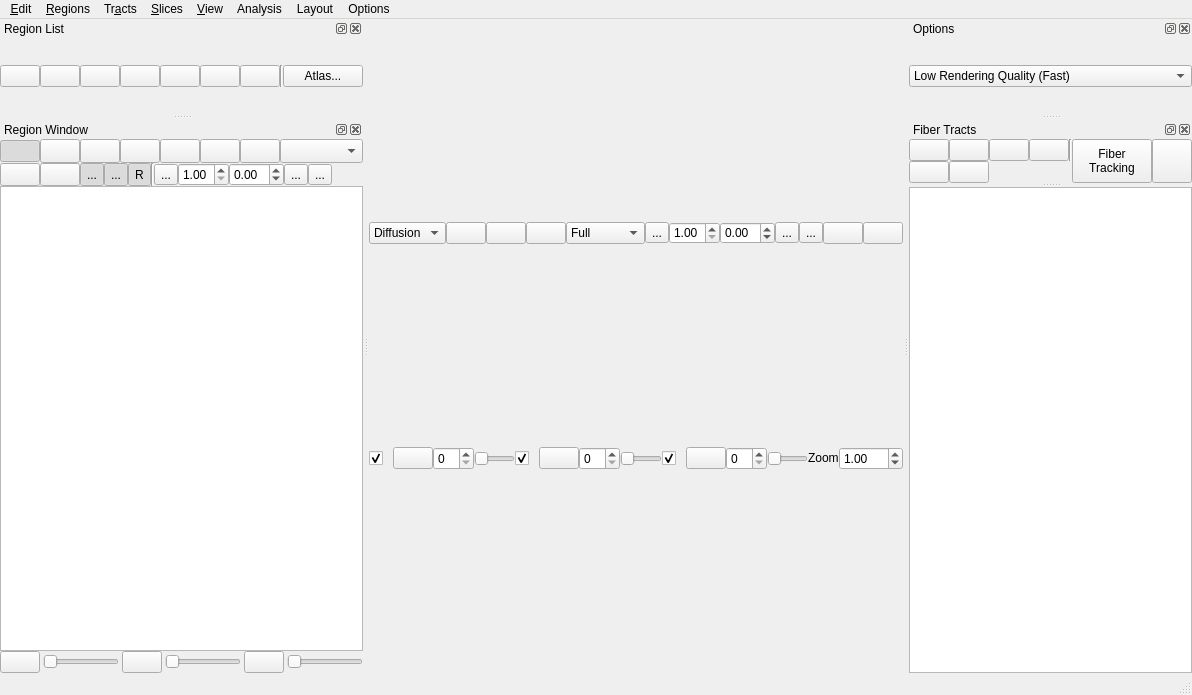
The window that tracking/tracking_window.ui (frankyeh/DSI-Studio) describes before a commit, drawn with Qt 5.
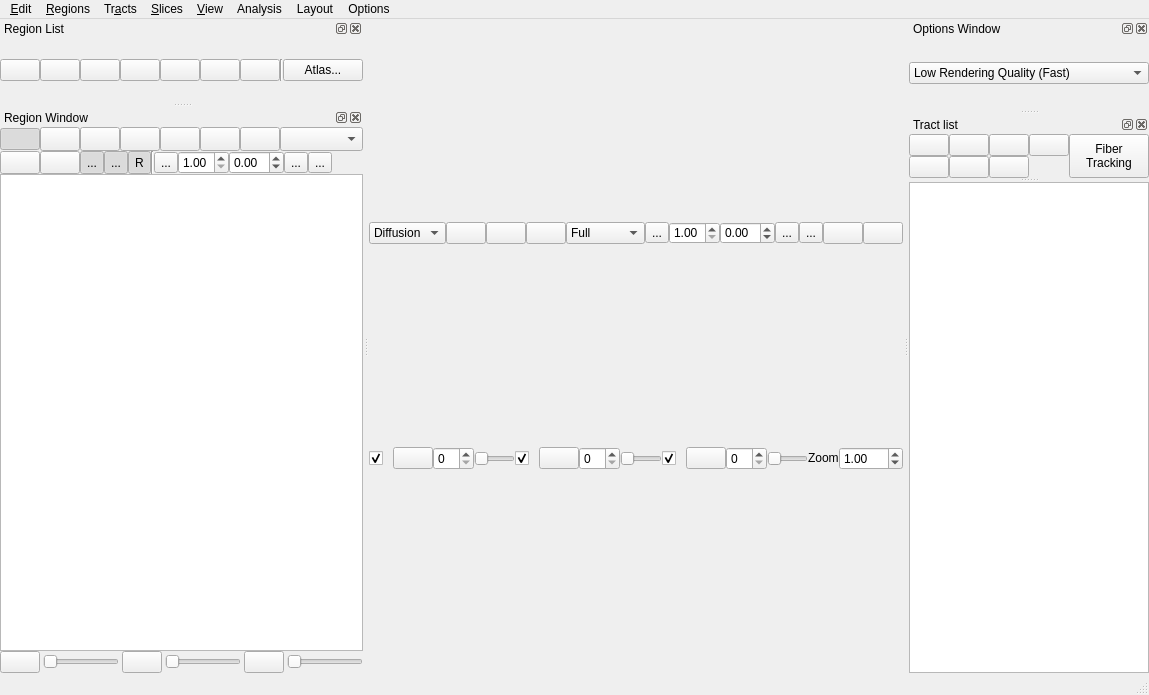
The same window after the commit. Icons and pictures are not drawn. Custom widgets are drawn as their Qt base class.

The edit to the form file:
```diff
--- a/tracking/tracking_window.ui
+++ b/tracking/tracking_window.ui
@@ -641,8 +641,8 @@
    </property>
    <property name="minimumSize">
     <size>
-     <width>276</width>
-     <height>48</height>
+     <width>0</width>
+     <height>0</height>
     </size>
    </property>
    <property name="maximumSize">
@@ -906,12 +906,12 @@
    </property>
    <property name="minimumSize">
     <size>
-     <width>173</width>
-     <height>44</height>
+     <width>0</width>
+     <height>0</height>
     </size>
    </property>
    <property name="windowTitle">
-    <string>Options</string>
+    <string>Options Window</string>
    </property>
    <attribute name="dockWidgetArea">
     <number>2</number>
@@ -1262,8 +1262,8 @@
    </property>
    <property name="minimumSize">
     <size>
-     <width>252</width>
-     <height>156</height>
+     <width>0</width>
+     <height>0</height>
     </size>
    </property>
    <property name="maximumSize">
@@ -1273,7 +1273,7 @@
     </size>
    </property>
    <property name="windowTitle">
-    <string>Fiber Tracts</string>
+    <string>Tract list</string>
    </property>
    <attribute name="dockWidgetArea">
     <number>2</number>
@@ -1370,7 +1370,7 @@
              <item>
               <widget class="QPushButton" name="save_all_tracks">
                <property name="sizePolicy">
-                <sizepolicy hsizetype="Preferred" vsizetype="Fixed">
+                <sizepolicy hsizetype="Preferred" vsizetype="Preferred">
                  <horstretch>0</horstretch>
                  <verstretch>0</verstretch>
                 </sizepolicy>
@@ -1390,7 +1390,7 @@
              <item>
               <widget class="QPushButton" name="tbDeleteTract">
                <property name="sizePolicy">
-                <sizepolicy hsizetype="Preferred" vsizetype="Fixed">
+                <sizepolicy hsizetype="Preferred" vsizetype="Preferred">
                  <horstretch>0</horstretch>
                  <verstretch>0</verstretch>
                 </sizepolicy>
@@ -1407,13 +1407,6 @@
                </property>
               </widget>
              </item>
-             <item>
-              <widget class="Line" name="line_4">
-               <property name="orientation">
-                <enum>Qt::Vertical</enum>
-               </property>
-              </widget>
-             </item>
              <item>
               <spacer name="horizontalSpacer_2">
                <property name="orientation">
@@ -1477,6 +1470,32 @@
                </property>
               </widget>
              </item>
+             <item>
+              <widget class="QPushButton" name="stop_tracking">
+               <property name="sizePolicy">
+                <sizepolicy hsizetype="Preferred" vsizetype="Preferred">
+                 <horstretch>0</horstretch>
+                 <verstretch>0</verstretch>
+                </sizepolicy>
+               </property>
+               <property name="maximumSize">
+                <size>
+                 <width>40</width>
+                 <height>16777215</height>
+                </size>
+               </property>
+               <property name="text">
+                <string/>
+               </property>
+               <property name="icon">
+                <iconset resource="../icons.qrc">
+                 <normaloff>:/icons/icons/stop.xpm</normaloff>:/icons/icons/stop.xpm</iconset>
+               </property>
+               <property name="flat">
+                <bool>false</bool>
+               </property>
+              </widget>
+             </item>
              <item>
               <spacer name="horizontalSpacer_3">
                <property name="orientation">
@@ -1497,7 +1516,7 @@
          <item>
           <widget class="QPushButton" name="perform_tracking">
            <property name="sizePolicy">
-            <sizepolicy hsizetype="Maximum" vsizetype="Preferred">
+            <sizepolicy hsizetype="Preferred" vsizetype="Preferred">
              <horstretch>0</horstretch>
              <verstretch>0</verstretch>
             </sizepolicy>
@@ -1527,32 +1546,6 @@
            </property>
           </widget>
          </item>
-         <item>
-          <widget class="QPushButton" name="stop_tracking">
-           <property name="sizePolicy">
-            <sizepolicy hsizetype="Maximum" vsizetype="Preferred">
-             <horstretch>0</horstretch>
-             <verstretch>0</verstretch>
-            </sizepolicy>
-           </property>
-           <property name="maximumSize">
-            <size>
-             <width>40</width>
-             <height>16777215</height>
-            </size>
-           </property>
-           <property name="text">
-            <string/>
-           </property>
-           <property name="icon">
-            <iconset resource="../icons.qrc">
-             <normaloff>:/icons/icons/stop.xpm</normaloff>:/icons/icons/stop.xpm</iconset>
-           </property>
-           <property name="flat">
-            <bool>false</bool>
-           </property>
-          </widget>
-         </item>
         </layout>
        </item>
        <item>
@@ -1630,8 +1623,8 @@
    </property>
    <property name="minimumSize">
     <size>
-     <width>292</width>
-     <height>171</height>
+     <width>0</width>
+     <height>0</height>
     </size>
    </property>
    <property name="floating">
```
Left out of the diff: 6 changed lines with no effect on the pictures.
